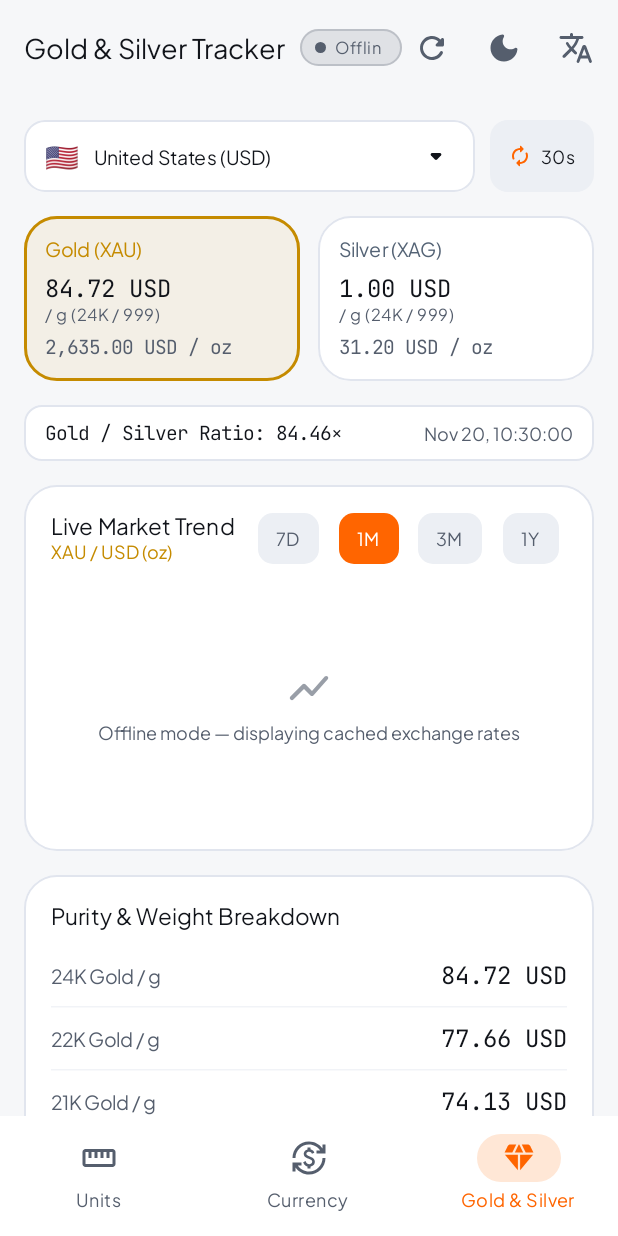
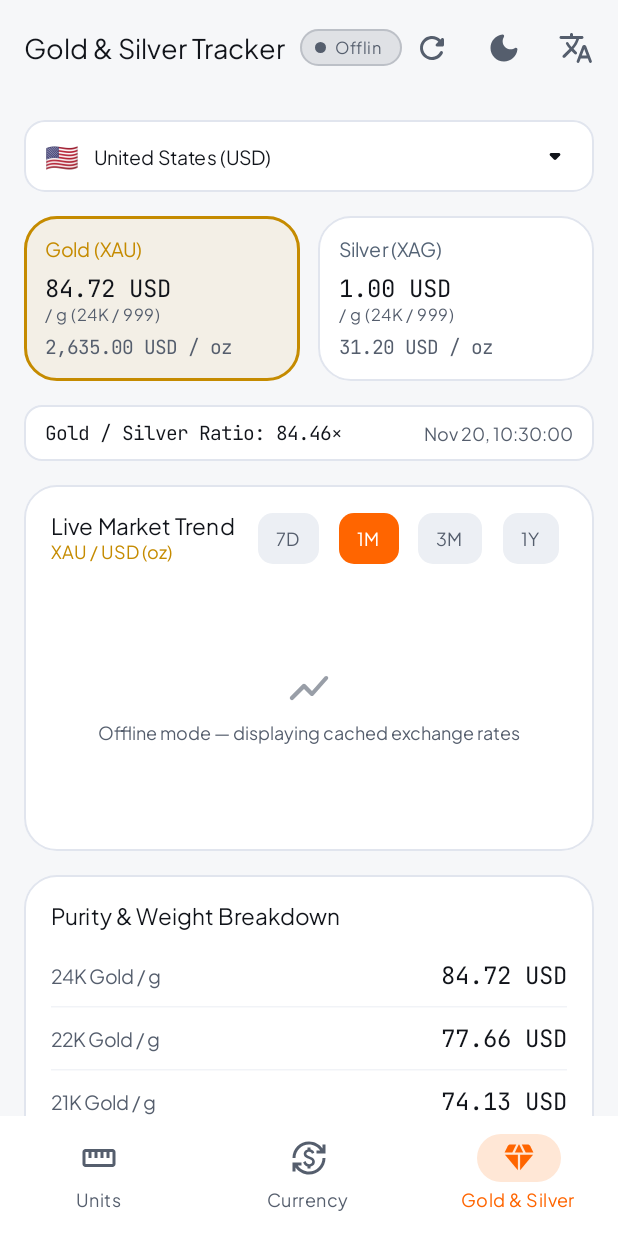
Before and after one commit to Moheyeldin70/Verto, an Android app built with Jetpack Compose: the screen it shows after launch (MainActivity), item 3 of the bottom bar chosen, on a phone screen of 412 x 824 dp. Run offline under Robolectric (Android 15) with nearby library versions, the phone set to English and light mode, and no system bars; our stand-ins replace Room's generated code.

Commit message:
refactor(ui): streamline MetalsTracker header
Remove redundant polling indicator and refactor the country
selector layout to improve component spacing and visual
consistency.

```diff
--- a/app/src/main/java/com/example/ui/screens/MetalsTrackerScreen.kt
+++ b/app/src/main/java/com/example/ui/screens/MetalsTrackerScreen.kt
@@ -19,7 +19,6 @@ import androidx.compose.foundation.text.KeyboardOptions
 import androidx.compose.foundation.verticalScroll
 import androidx.compose.material.icons.Icons
 import androidx.compose.material.icons.rounded.ArrowDropDown
-import androidx.compose.material.icons.rounded.Autorenew
 import androidx.compose.material.icons.rounded.Public
 import androidx.compose.material3.Card
 import androidx.compose.material3.CardDefaults
@@ -96,18 +95,13 @@ fun MetalsTrackerScreen(
     modifier = modifier.fillMaxSize().verticalScroll(rememberScrollState()).padding(16.dp),
     verticalArrangement = Arrangement.spacedBy(16.dp),
   ) {
-    // Country Selector + Live polling bar
-    Row(
-      modifier = Modifier.fillMaxWidth(),
-      horizontalArrangement = Arrangement.SpaceBetween,
-      verticalAlignment = Alignment.CenterVertically,
-    ) {
+    // Country Selector
     Surface(
       onClick = { showCountryPicker = true },
       shape = RoundedCornerShape(14.dp),
       color = MaterialTheme.colorScheme.surface,
       border = BorderStroke(1.dp, MaterialTheme.colorScheme.outlineVariant),
-        modifier = Modifier.weight(1f).height(48.dp).testTag("country_selector_pill"),
+      modifier = Modifier.fillMaxWidth().height(48.dp).testTag("country_selector_pill"),
     ) {
       Row(
         modifier = Modifier.padding(horizontal = 14.dp),
@@ -129,34 +123,6 @@ fun MetalsTrackerScreen(
           imageVector = Icons.Rounded.ArrowDropDown,
           contentDescription = stringResource(R.string.select_country),
         )
-        }
-      }
-
-      Spacer(Modifier.width(10.dp))
-
-      Surface(
-        shape = RoundedCornerShape(12.dp),
-        color = MaterialTheme.colorScheme.surfaceVariant,
-        modifier = Modifier.height(48.dp),
-      ) {
-        Row(
-          modifier = Modifier.padding(horizontal = 12.dp),
-          verticalAlignment = Alignment.CenterVertically,
-          horizontalArrangement = Arrangement.spacedBy(6.dp),
-        ) {
-          Icon(
-            imageVector = Icons.Rounded.Autorenew,
-            contentDescription = null,
-            tint = MaterialTheme.colorScheme.primary,
-            modifier = Modifier.size(16.dp),
-          )
-          Text(
-            text = "30s",
-            style = MaterialTheme.typography.labelMedium,
-            fontWeight = FontWeight.Bold,
-            color = MaterialTheme.colorScheme.onSurface,
-          )
-        }
       }
     }
 
```
Also changed, not shown: 1 other file. Lines whose indentation alone changed are shown as unchanged.
